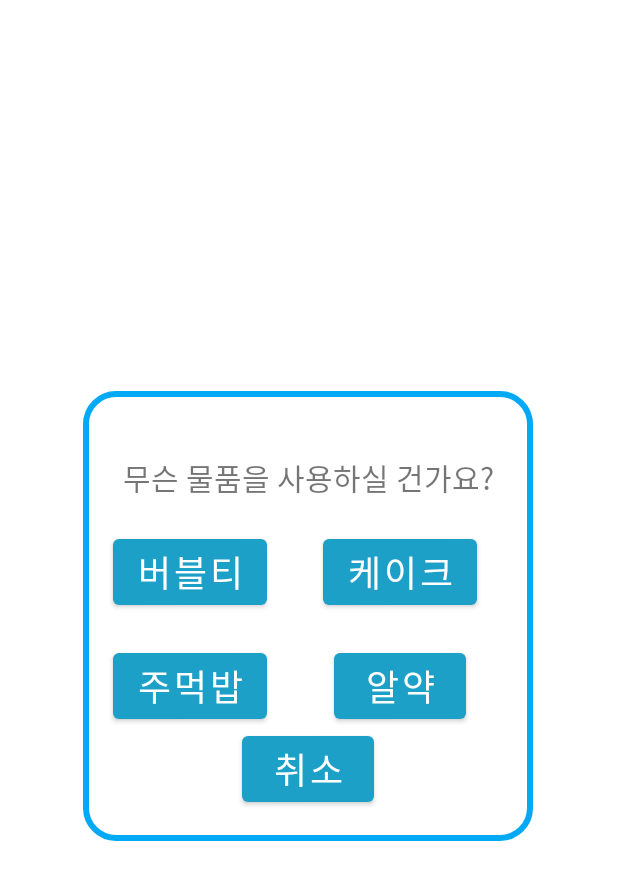
After one commit to snail00145/doitSTATUS2, an Android app: the layout layout_givedialog.xml on its own in the app's theme, with its tools: preview values and no code run, on a phone screen of 412 x 824 dp. The commit adds this screen. Shown: the top 880 px of the screen. Run offline under Robolectric (Android 15) with nearby library versions, the phone set to English and light mode, and no system bars.

Commit message:
펫먹이 xml구현

```diff
--- /dev/null
+++ b/app/src/main/java/com/ianJung/doItStatus/ui/dialog/GiveDialog.kt
@@ -0,0 +1,49 @@
+package com.ianJung.doItStatus.ui.dialog
+
+import android.os.Bundle
+import android.text.TextUtils
+import android.view.LayoutInflater
+import android.view.View
+import android.view.ViewGroup
+import android.widget.Button
+import android.widget.Toast
+import androidx.fragment.app.DialogFragment
+import com.ianJung.doItStatus.R
+import com.ianJung.doItStatus.databinding.LayoutGivedialogBinding
+
+
+
+class GiveDialog: DialogFragment() {
+
+    override fun onCreateView(
+        inflater: LayoutInflater,
+        container: ViewGroup?,
+        savedInstanceState: Bundle?
+    ): View? {
+        val binding = LayoutGivedialogBinding.inflate(inflater, container, false)
+        val view = binding.root
+
+        binding.chooseBubble.setOnClickListener(){
+
+        }
+
+        binding.chooseOnigiri.setOnClickListener(){
+
+        }
+
+        binding.chooseCake.setOnClickListener(){
+
+        }
+
+        binding.choosePills.setOnClickListener(){
+
+        }
+
+
+        binding.noButton.setOnClickListener { dismiss()}
+        return view
+    }
+
+
+
+}
--- a/app/src/main/java/com/ianJung/doItStatus/ui/fragment/ShopFragment.kt
+++ b/app/src/main/java/com/ianJung/doItStatus/ui/fragment/ShopFragment.kt
@@ -57,17 +57,19 @@ class ShopFragment : Fragment() {
 
         binding!!.onigiri.setOnClickListener{
             val buyDialog = BuyDialog()
-            buyDialog.setCost("오니기리",20)
+            buyDialog.setCost("주먹밥",20)
             activity?.let { it2 -> buyDialog.show(it2.supportFragmentManager, "BuyDialog") }
         }
 
         binding!!.cake.setOnClickListener{
             val buyDialog = BuyDialog()
+            buyDialog.setCost("케이크",30)
             activity?.let { it2 -> buyDialog.show(it2.supportFragmentManager, "BuyDialog") }
         }
 
         binding!!.pills.setOnClickListener{
             val buyDialog = BuyDialog()
+            buyDialog.setCost("알약",20)
             activity?.let { it2 -> buyDialog.show(it2.supportFragmentManager, "BuyDialog") }
         }
 
--- a/app/src/main/java/com/ianJung/doItStatus/ui/fragment/StatFragment.kt
+++ b/app/src/main/java/com/ianJung/doItStatus/ui/fragment/StatFragment.kt
@@ -19,6 +19,7 @@ import com.ianJung.doItStatus.databinding.FragmentShopBinding
 import com.ianJung.doItStatus.databinding.FragmentStatBinding
 import com.ianJung.doItStatus.sharedpre.MysharedPreferences
 import com.ianJung.doItStatus.ui.dialog.DoneDialog
+import com.ianJung.doItStatus.ui.dialog.GiveDialog
 import com.ianJung.doItStatus.ui.dialog.NameDialog
 import com.ianJung.doItStatus.viewmodel.MemoViewModel
 import java.util.*
@@ -60,8 +61,14 @@ class StatFragment : Fragment() {
             nameEdit()
         }
 
+        binding.imageView2.setOnClickListener(){
+            val giveDialog = GiveDialog()
+            activity?.let { it2 -> giveDialog.show(it2.supportFragmentManager, "GiveDialog") }
+        }
+
         return binding!!.root
     }
+
 
     private fun levelLogic(exp: String): Int {
         var EXP = exp.toInt()
--- /dev/null
+++ b/app/src/main/res/layout/layout_givedialog.xml
@@ -0,0 +1,88 @@
+<?xml version="1.0" encoding="utf-8"?>
+<androidx.constraintlayout.widget.ConstraintLayout xmlns:android="http://schemas.android.com/apk/res/android"
+    xmlns:app="http://schemas.android.com/apk/res-auto"
+    xmlns:tools="http://schemas.android.com/tools"
+    android:layout_width="match_parent"
+    android:layout_height="match_parent">
+
+    <androidx.constraintlayout.widget.ConstraintLayout
+        android:layout_width="300dp"
+        android:layout_height="300dp"
+        android:background="@drawable/rounded_corner"
+        app:layout_constraintBottom_toBottomOf="parent"
+        app:layout_constraintEnd_toEndOf="parent"
+        app:layout_constraintHorizontal_bias="0.495"
+        app:layout_constraintStart_toStartOf="parent"
+        app:layout_constraintTop_toTopOf="parent"
+        app:layout_constraintVertical_bias="0.497">
+
+
+        <TextView
+            android:id="@+id/memoEditView"
+            android:layout_width="match_parent"
+            android:layout_height="wrap_content"
+            android:layout_margin="10dp"
+            android:gravity="center"
+            android:text="무슨 물품을 사용하실 건가요?"
+            android:textSize="20sp"
+            app:layout_constraintBottom_toBottomOf="parent"
+            app:layout_constraintEnd_toEndOf="parent"
+            app:layout_constraintStart_toStartOf="parent"
+            app:layout_constraintTop_toTopOf="parent"
+            app:layout_constraintVertical_bias="0.131" />
+
+        <Button
+            android:id="@+id/chooseBubble"
+            android:layout_width="wrap_content"
+            android:layout_height="wrap_content"
+            android:layout_margin="20dp"
+            android:text="버블티"
+            android:textSize="24sp"
+            app:layout_constraintStart_toStartOf="parent"
+            app:layout_constraintTop_toBottomOf="@+id/memoEditView" />
+
+        <Button
+            android:id="@+id/chooseOnigiri"
+            android:layout_width="wrap_content"
+            android:layout_height="wrap_content"
+            android:layout_margin="20dp"
+            android:text="주먹밥"
+            android:textSize="24sp"
+            app:layout_constraintStart_toStartOf="parent"
+            app:layout_constraintTop_toBottomOf="@+id/chooseBubble" />
+
+        <Button
+            android:id="@+id/chooseCake"
+            android:layout_width="wrap_content"
+            android:layout_height="wrap_content"
+            android:layout_margin="20dp"
+            android:text="케이크"
+            android:textSize="24sp"
+            app:layout_constraintEnd_toEndOf="parent"
+            app:layout_constraintStart_toEndOf="@+id/chooseBubble"
+            app:layout_constraintTop_toBottomOf="@+id/memoEditView" />
+
+        <Button
+            android:id="@+id/choosePills"
+            android:layout_width="wrap_content"
+            android:layout_height="wrap_content"
+            android:layout_margin="20dp"
+            android:text="알약"
+            android:textSize="24sp"
+            app:layout_constraintEnd_toEndOf="parent"
+            app:layout_constraintStart_toEndOf="@+id/chooseOnigiri"
+            app:layout_constraintTop_toBottomOf="@+id/chooseCake" />
+
+        <Button
+            android:id="@+id/noButton"
+            android:layout_width="wrap_content"
+            android:layout_height="wrap_content"
+            android:text="취소"
+            android:textSize="24sp"
+            android:layout_margin="20dp"
+            app:layout_constraintBottom_toBottomOf="parent"
+            app:layout_constraintEnd_toEndOf="parent"
+            app:layout_constraintStart_toStartOf="parent" />
+    </androidx.constraintlayout.widget.ConstraintLayout>
+
+</androidx.constraintlayout.widget.ConstraintLayout>
```
